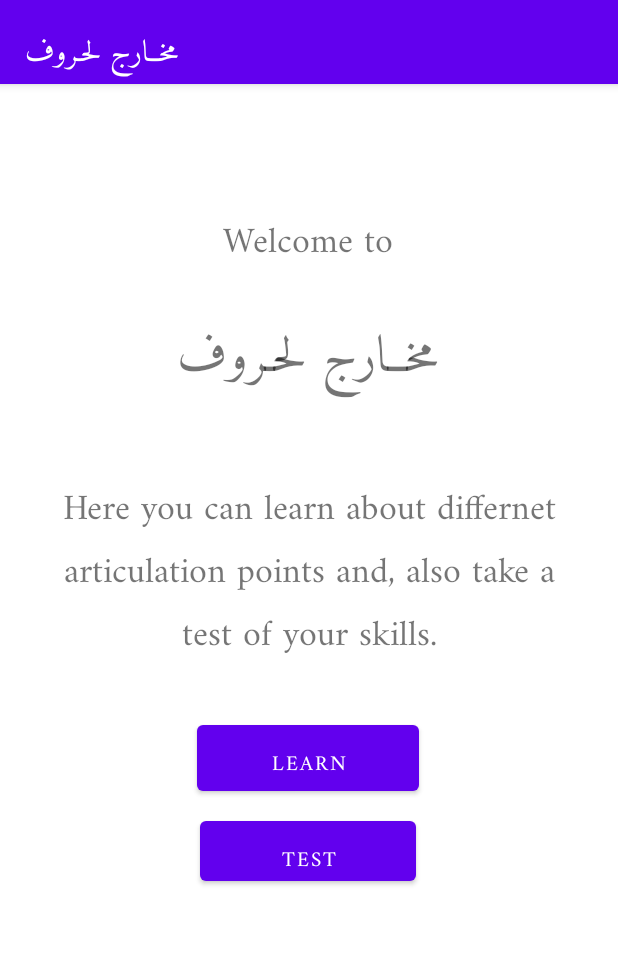
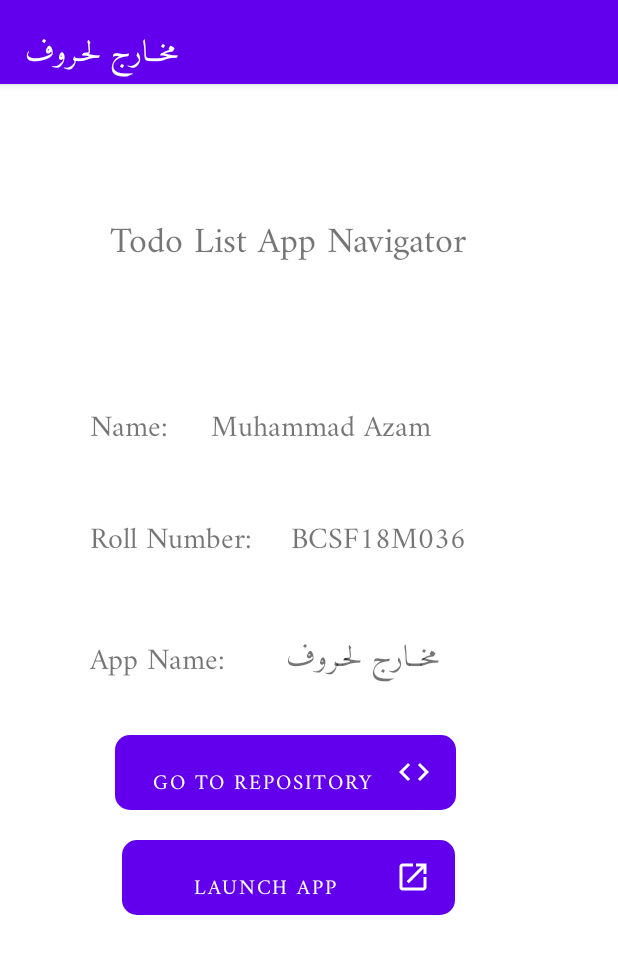
Before and after one commit to AazamJutt/Mobile-Computing, an Android app: the screen it shows after launch (MainActivity before the commit, LauncherActivity after it), on a phone screen of 412 x 824 dp. Shown: the top 954 px of the screen. Run offline under Robolectric (Android 15) with nearby library versions, the phone set to English and light mode, and no system bars.

Commit message:
Added Share Report and Launcher Page

```diff
--- a/app/src/main/AndroidManifest.xml
+++ b/app/src/main/AndroidManifest.xml
@@ -12,6 +12,15 @@
         android:textAlignment="viewStart"
         android:theme="@style/Theme.MakharijUlHuruf">
         <activity
+            android:name=".LauncherActivity"
+            android:exported="true">
+            <intent-filter>
+                <action android:name="android.intent.action.MAIN" />
+
+                <category android:name="android.intent.category.LAUNCHER" />
+            </intent-filter>
+        </activity>
+        <activity
             android:name=".ReportActivity"
             android:exported="false" />
         <activity
@@ -22,13 +31,7 @@
             android:exported="false" />
         <activity
             android:name=".MainActivity"
-            android:exported="true">
-            <intent-filter>
-                <action android:name="android.intent.action.MAIN" />
-
-                <category android:name="android.intent.category.LAUNCHER" />
-            </intent-filter>
-        </activity>
+            android:exported="false"/>
     </application>
 
 </manifest>
--- /dev/null
+++ b/app/src/main/java/com/example/makharijulhuruf/LauncherActivity.java
@@ -0,0 +1,38 @@
+package com.example.makharijulhuruf;
+
+import androidx.appcompat.app.AppCompatActivity;
+
+import android.content.Intent;
+import android.net.Uri;
+import android.os.Bundle;
+import android.view.View;
+import android.widget.Button;
+
+public class LauncherActivity extends AppCompatActivity {
+
+    Button goToGitBtn;
+    Button launchAppBtn;
+    @Override
+    protected void onCreate(Bundle savedInstanceState) {
+        super.onCreate(savedInstanceState);
+        setContentView(R.layout.activity_launcher);
+        goToGitBtn = findViewById(R.id.goToRepoBtn);
+        goToGitBtn.setOnClickListener(new View.OnClickListener() {
+            @Override
+            public void onClick(View v) {
+                String url = "https://github.com/AazamJutt/Mobile-Computing/tree/Makharij-ul-Huruf";
+                Intent i = new Intent(Intent.ACTION_VIEW);
+                i.setData(Uri.parse(url));
+                startActivity(i);
+            }
+        });
+        launchAppBtn = findViewById(R.id.launchAppBtn);
+        launchAppBtn.setOnClickListener(new View.OnClickListener() {
+            @Override
+            public void onClick(View v) {
+                Intent intent = new Intent(getApplicationContext(), MainActivity.class);
+                startActivity(intent);
+            }
+        });
+    }
+}
--- a/app/src/main/java/com/example/makharijulhuruf/ReportActivity.java
+++ b/app/src/main/java/com/example/makharijulhuruf/ReportActivity.java
@@ -55,8 +55,9 @@ public class ReportActivity extends AppCompatActivity {
     private String createReport(){
         StringBuilder str = new StringBuilder();
         str.append("Hey There, I attempted a test in Makharij ul Huruf app.\n");
-        str.append("with a Score: "+report.getCorrect()+"\n");
+        str.append("With a Score: "+report.getCorrect()+"\n");
         str.append("Out of: "+report.getTotal()+"\n");
+        str.append("and Percentage: "+percentage.getText()+"\n");
         return str.toString();
 
     }
--- /dev/null
+++ b/app/src/main/res/drawable/ic_code.xml
@@ -0,0 +1,5 @@
+<vector android:height="24dp" android:tint="#FFFFFF"
+    android:viewportHeight="24" android:viewportWidth="24"
+    android:width="24dp" xmlns:android="http://schemas.android.com/apk/res/android">
+    <path android:fillColor="@android:color/white" android:pathData="M9.4,16.6L4.8,12l4.6,-4.6L8,6l-6,6 6,6 1.4,-1.4zM14.6,16.6l4.6,-4.6 -4.6,-4.6L16,6l6,6 -6,6 -1.4,-1.4z"/>
+</vector>
--- /dev/null
+++ b/app/src/main/res/drawable/ic_launch.xml
@@ -0,0 +1,5 @@
+<vector android:height="24dp" android:tint="#FFFFFF"
+    android:viewportHeight="24" android:viewportWidth="24"
+    android:width="24dp" xmlns:android="http://schemas.android.com/apk/res/android">
+    <path android:fillColor="@android:color/white" android:pathData="M19,19H5V5h7V3H5c-1.11,0 -2,0.9 -2,2v14c0,1.1 0.89,2 2,2h14c1.1,0 2,-0.9 2,-2v-7h-2v7zM14,3v2h3.59l-9.83,9.83 1.41,1.41L19,6.41V10h2V3h-7z"/>
+</vector>
--- /dev/null
+++ b/app/src/main/res/layout/activity_launcher.xml
@@ -0,0 +1,115 @@
+<?xml version="1.0" encoding="utf-8"?>
+<androidx.constraintlayout.widget.ConstraintLayout xmlns:android="http://schemas.android.com/apk/res/android"
+    xmlns:app="http://schemas.android.com/apk/res-auto"
+    xmlns:tools="http://schemas.android.com/tools"
+    android:layout_width="match_parent"
+    android:layout_height="match_parent"
+    tools:context=".LauncherActivity">
+
+    <Button
+        android:id="@+id/goToRepoBtn"
+        android:layout_width="227dp"
+        android:layout_height="50dp"
+        android:layout_marginTop="300dp"
+        android:background="@drawable/round_green"
+        android:drawableRight="@drawable/ic_code"
+        android:text="Go to Repository"
+        app:cornerRadius="?attr/dialogCornerRadius"
+        app:layout_constraintEnd_toEndOf="parent"
+        app:layout_constraintHorizontal_bias="0.414"
+        app:layout_constraintStart_toStartOf="parent"
+        app:layout_constraintTop_toBottomOf="@+id/textView" />
+
+    <TextView
+        android:id="@+id/textView11"
+        android:layout_width="wrap_content"
+        android:layout_height="wrap_content"
+        android:layout_marginStart="40dp"
+        android:layout_marginTop="24dp"
+        android:text="@string/app_name"
+        android:textSize="20sp"
+        app:layout_constraintStart_toEndOf="@+id/textView8"
+        app:layout_constraintTop_toBottomOf="@+id/textView10" />
+
+    <Button
+        android:id="@+id/launchAppBtn"
+        android:layout_width="222dp"
+        android:layout_height="50dp"
+        android:layout_marginTop="20dp"
+        android:background="@drawable/round_green"
+        android:drawableRight="@drawable/ic_launch"
+        android:text="Launch App"
+        app:cornerRadius="?attr/dialogCornerRadius"
+        app:layout_constraintEnd_toEndOf="parent"
+        app:layout_constraintHorizontal_bias="0.428"
+        app:layout_constraintStart_toStartOf="parent"
+        app:layout_constraintTop_toBottomOf="@+id/goToRepoBtn" />
+
+    <TextView
+        android:id="@+id/textView"
+        android:layout_width="wrap_content"
+        android:layout_height="wrap_content"
+        android:layout_marginTop="68dp"
+        android:text="Todo List App Navigator"
+        android:textSize="24sp"
+        app:layout_constraintEnd_toEndOf="parent"
+        app:layout_constraintHorizontal_bias="0.422"
+        app:layout_constraintStart_toStartOf="parent"
+        app:layout_constraintTop_toTopOf="parent" />
+
+    <TextView
+        android:id="@+id/textView9"
+        android:layout_width="wrap_content"
+        android:layout_height="wrap_content"
+        android:layout_marginStart="28dp"
+        android:layout_marginTop="64dp"
+        android:text="Muhammad Azam"
+        android:textSize="20sp"
+        app:layout_constraintStart_toEndOf="@+id/textView6"
+        app:layout_constraintTop_toBottomOf="@+id/textView" />
+
+    <TextView
+        android:id="@+id/textView10"
+        android:layout_width="wrap_content"
+        android:layout_height="wrap_content"
+        android:layout_marginStart="25dp"
+        android:layout_marginTop="20dp"
+        android:text="BCSF18M036"
+        android:textSize="20sp"
+        app:layout_constraintStart_toEndOf="@+id/textView7"
+        app:layout_constraintTop_toBottomOf="@+id/textView9" />
+
+    <TextView
+        android:id="@+id/textView6"
+        android:layout_width="wrap_content"
+        android:layout_height="wrap_content"
+        android:layout_marginStart="60dp"
+        android:layout_marginTop="64dp"
+        android:text="Name:"
+        android:textSize="20sp"
+        app:layout_constraintStart_toStartOf="parent"
+        app:layout_constraintTop_toBottomOf="@+id/textView" />
+
+    <TextView
+        android:id="@+id/textView7"
+        android:layout_width="wrap_content"
+        android:layout_height="wrap_content"
+        android:layout_marginStart="60dp"
+        android:layout_marginTop="20dp"
+        android:text="Roll Number:"
+        android:textSize="20sp"
+        app:layout_constraintStart_toStartOf="parent"
+        app:layout_constraintTop_toBottomOf="@+id/textView6" />
+
+    <TextView
+        android:id="@+id/textView8"
+        android:layout_width="wrap_content"
+        android:layout_height="wrap_content"
+        android:layout_marginStart="60dp"
+        android:layout_marginTop="26dp"
+        android:text="App Name:"
+        android:textSize="20sp"
+        app:layout_constraintStart_toStartOf="parent"
+        app:layout_constraintTop_toBottomOf="@+id/textView7" />
+
+</androidx.constraintlayout.widget.ConstraintLayout>
```
